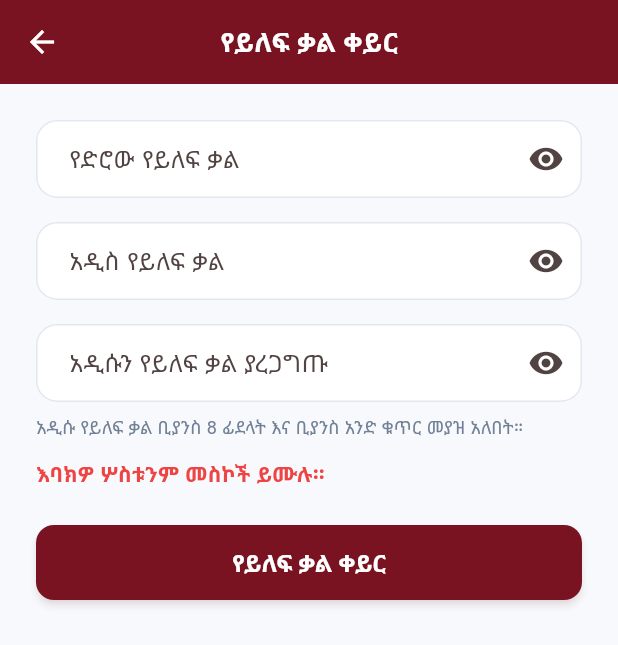
After one commit to shetesfa/plan-atsede-teguhan, a Flutter app: the ChangePasswordScreen screen opened directly, after a tap on "የይለፍ ቃል ቀይር", on a phone screen of 412 x 824 dp. The commit adds this screen. Shown: the top 645 px of the screen. Run offline on Flutter 3.47's test engine with Material 3 defaults, Android fonts, the phone set to English and light mode, and no system bars; our stand-ins replace file_picker, flutter_local_notifications, flutter_secure_storage, google_fonts, image_picker, pdf and 3 more; missing offline and left inert: excel; accounts and stored records are empty; network calls fail.

Commit message:
App audit fixes: change-password screen, postpone persistence, real overdue

```diff
--- /dev/null
+++ b/lib/screens/change_password_screen.dart
@@ -0,0 +1,223 @@
+import 'package:flutter/material.dart';
+import '../services/api_service.dart';
+import '../services/auth_service.dart';
+import '../theme/app_theme.dart';
+
+/// የይለፍ ቃል መቀየሪያ ገጽ (Audit fix 2026-11-25).
+///
+/// ከዚህ በፊት በአፕ ውስጥ የይለፍ ቃል መቀየሪያ ምንም ገጽ አልነበረም —
+//  api/auth.php ላይ change_password ቢኖርም ምንም የሚጠራው አልነበረም፤
+//  ለዚህ ነው admin ሲገባ ምንም ያልጠየቀው። አሁን፦
+//  * ነባሪ (seed) የይለፍ ቃል ያለው ተጠቃሚ በመጀመሪያ መግቢያ ላይ
+//    ይህን ገጽ ማለፍ አይችልም (mustChange: true)።
+//  * ማንኛውም ተጠቃሚ ከዳሽቦርድ መቀየር ይችላል (mustChange: false)።
+class ChangePasswordScreen extends StatefulWidget {
+  final bool mustChange;
+  final VoidCallback? onPasswordChanged;
+
+  const ChangePasswordScreen({
+    super.key,
+    this.mustChange = false,
+    this.onPasswordChanged,
+  });
+
+  @override
+  State<ChangePasswordScreen> createState() => _ChangePasswordScreenState();
+}
+
+class _ChangePasswordScreenState extends State<ChangePasswordScreen> {
+  final _oldController = TextEditingController();
+  final _newController = TextEditingController();
+  final _confirmController = TextEditingController();
+  bool _oldVisible = false;
+  bool _newVisible = false;
+  bool _confirmVisible = false;
+  bool _isLoading = false;
+  String? _errorMessage;
+
+  @override
+  void dispose() {
+    _oldController.dispose();
+    _newController.dispose();
+    _confirmController.dispose();
+    super.dispose();
+  }
+
+  String? _validate() {
+    final oldPass = _oldController.text;
+    final newPass = _newController.text;
+    final confirm = _confirmController.text;
+    if (oldPass.isEmpty || newPass.isEmpty || confirm.isEmpty) {
+      return 'እባክዎ ሦስቱንም መስኮች ይሙሉ።';
+    }
+    if (newPass.length < 8 || !RegExp(r'[0-9]').hasMatch(newPass)) {
+      return 'አዲሱ የይለፍ ቃል ቢያንስ 8 ፊደላት እና ቢያንስ አንድ ቁጥር መያዝ አለበት።';
+    }
+    if (newPass != confirm) {
+      return 'አዲሱ የይለፍ ቃል እና ማረጋገጫው አይመሳሰሉም።';
+    }
+    if (newPass == oldPass) {
+      return 'አዲሱ የይለፍ ቃል ከድሮው መለየት አለበት።';
+    }
+    return null;
+  }
+
+  Future<void> _handleChange() async {
+    final validationError = _validate();
+    if (validationError != null) {
+      setState(() => _errorMessage = validationError);
+      return;
+    }
+    setState(() {
+      _isLoading = true;
+      _errorMessage = null;
+    });
+    final result = await ApiService().changePassword(
+      _oldController.text,
+      _newController.text,
+    );
+    if (!mounted) return;
+    setState(() => _isLoading = false);
+    if (result['success'] == true) {
+      await AuthService.clearMustChangePassword();
+      widget.onPasswordChanged?.call();
+      if (!mounted) return;
+      ScaffoldMessenger.of(context).showSnackBar(
+        const SnackBar(
+          content: Text('የይለፍ ቃልዎ በተሳካ ሁኔታ ተቀይሯል!'),
+          backgroundColor: AppTheme.greenSuccess,
+        ),
+      );
+      // mustChange ሲሆን ይህ ገጽ በቀጥታ ከዋናው ማያ ተመልሷል (push አልተደረገም)
+      // ስለዚህ pop ማድረግ የለበትም — onPasswordChanged rebuild ያደርጋል።
+      if (!widget.mustChange) {
+        Navigator.of(context).pop(true);
+      }
+    } else {
+      setState(() => _errorMessage = result['message']?.toString() ?? 'የይለፍ ቃል መቀየር አልተቻለም');
+    }
+  }
+
+  Future<void> _handleLogout() async {
+    await AuthService.logout();
+    widget.onPasswordChanged?.call();
+  }
+
+  Widget _passwordField({
+    required String label,
+    required TextEditingController controller,
+    required bool visible,
+    required VoidCallback onToggleVisible,
+  }) {
+    return TextField(
+      controller: controller,
+      obscureText: !visible,
+      decoration: InputDecoration(
+        labelText: label,
+        border: OutlineInputBorder(borderRadius: BorderRadius.circular(12)),
+        suffixIcon: IconButton(
+          icon: Icon(visible ? Icons.visibility_off : Icons.visibility),
+          onPressed: onToggleVisible,
+        ),
+      ),
+    );
+  }
+
+  @override
+  Widget build(BuildContext context) {
+    return PopScope(
+      canPop: !widget.mustChange,
+      child: Scaffold(
+        appBar: AppBar(
+          title: const Text('የይለፍ ቃል ቀይር'),
+          automaticallyImplyLeading: !widget.mustChange,
+        ),
+        body: SingleChildScrollView(
+          padding: const EdgeInsets.all(24),
+          child: Column(
+            crossAxisAlignment: CrossAxisAlignment.stretch,
+            children: [
+              if (widget.mustChange)
+                Container(
+                  padding: const EdgeInsets.all(16),
+                  decoration: BoxDecoration(
+                    color: AppTheme.amberBg,
+                    borderRadius: BorderRadius.circular(12),
+                    border: Border.all(color: AppTheme.amberWarning),
+                  ),
+                  child: const Row(
+                    children: [
+                      Icon(Icons.lock_reset, color: AppTheme.amberWarning, size: 28),
+                      SizedBox(width: 12),
+                      Expanded(
+                        child: Text(
+                          'እርስዎ አሁን ያለዎት ነባሪ የይለፍ ቃል ነው። ለመቀጠል እባክዎ አዲስ የይለፍ ቃል ያስገቡ።',
+                          style: TextStyle(fontSize: 14, fontWeight: FontWeight.w600),
+                        ),
+                      ),
+                    ],
+                  ),
+                ),
+              if (widget.mustChange) const SizedBox(height: 20),
+              _passwordField(
+                label: 'የድሮው የይለፍ ቃል',
+                controller: _oldController,
+                visible: _oldVisible,
+                onToggleVisible: () => setState(() => _oldVisible = !_oldVisible),
+              ),
+              const SizedBox(height: 16),
+              _passwordField(
+                label: 'አዲስ የይለፍ ቃል',
+                controller: _newController,
+                visible: _newVisible,
+                onToggleVisible: () => setState(() => _newVisible = !_newVisible),
+              ),
+              const SizedBox(height: 16),
+              _passwordField(
+                label: 'አዲሱን የይለፍ ቃል ያረጋግጡ',
+                controller: _confirmController,
+                visible: _confirmVisible,
+                onToggleVisible: () => setState(() => _confirmVisible = !_confirmVisible),
+              ),
+              const SizedBox(height: 8),
+              const Text(
+                'አዲሱ የይለፍ ቃል ቢያንስ 8 ፊደላት እና ቢያንስ አንድ ቁጥር መያዝ አለበት።',
+                style: TextStyle(fontSize: 12, color: AppTheme.textMuted),
+              ),
+              if (_errorMessage != null) ...[
+                const SizedBox(height: 12),
+                Text(
+                  _errorMessage!,
+                  style: const TextStyle(color: AppTheme.redDanger, fontWeight: FontWeight.w600),
+                ),
+              ],
+              const SizedBox(height: 24),
+              ElevatedButton(
+                onPressed: _isLoading ? null : _handleChange,
+                style: ElevatedButton.styleFrom(
+                  backgroundColor: AppTheme.primaryMaroon,
+                  padding: const EdgeInsets.symmetric(vertical: 14),
+                  shape: RoundedRectangleBorder(borderRadius: BorderRadius.circular(12)),
+                ),
+                child: _isLoading
+                    ? const SizedBox(
+                        height: 20,
+                        width: 20,
+                        child: CircularProgressIndicator(color: Colors.white, strokeWidth: 2),
+                      )
+                    : const Text('የይለፍ ቃል ቀይር', style: TextStyle(color: Colors.white, fontSize: 16)),
+              ),
+              if (widget.mustChange) ...[
+                const SizedBox(height: 12),
+                TextButton(
+                  onPressed: _handleLogout,
+                  child: const Text('ከስርዓቱ ውጣ'),
+                ),
+              ],
+            ],
+          ),
+        ),
+      ),
+    );
+  }
+}
--- a/lib/services/auth_service.dart
+++ b/lib/services/auth_service.dart
@@ -31,6 +31,22 @@ class AuthService {
 
   static bool get isLoggedIn => currentDepartment != null && currentUserProfile != null;
   static bool get isSuperAdmin => currentUserProfile?['is_super_admin'] == true;
+
+  // Audit fix 2026-11-25: the server flags accounts still on their
+  // seed password (users.must_change_password). The app shows the
+  // change-password screen until the flag is cleared.
+  static bool get mustChangePassword =>
+      currentUserProfile?['must_change_password'] == true ||
+      currentUserProfile?['must_change_password'] == 1;
+
+  /// After a successful password change, clear the flag locally
+  /// (the server clears it too; the next profile refresh confirms).
+  static Future<void> clearMustChangePassword() async {
+    if (currentUserProfile == null) return;
+    currentUserProfile!['must_change_password'] = false;
+    final prefs = await SharedPreferences.getInstance();
+    await prefs.setString(_prefProfileKey, jsonEncode(currentUserProfile));
+  }
 
   static const String _prefDeptKey = 'atsede_current_dept_id';
   static const String _prefProfileKey = 'atsede_current_user_profile';
```
Also changed, not shown: lib/models/plan_item.dart (+47 -2 lines), lib/screens/dashboard_screen.dart (+15 -6 lines), lib/screens/main_navigation_screen.dart (+11 -0 lines), lib/screens/plans_screen.dart (+13 -2 lines), 1 other file.
